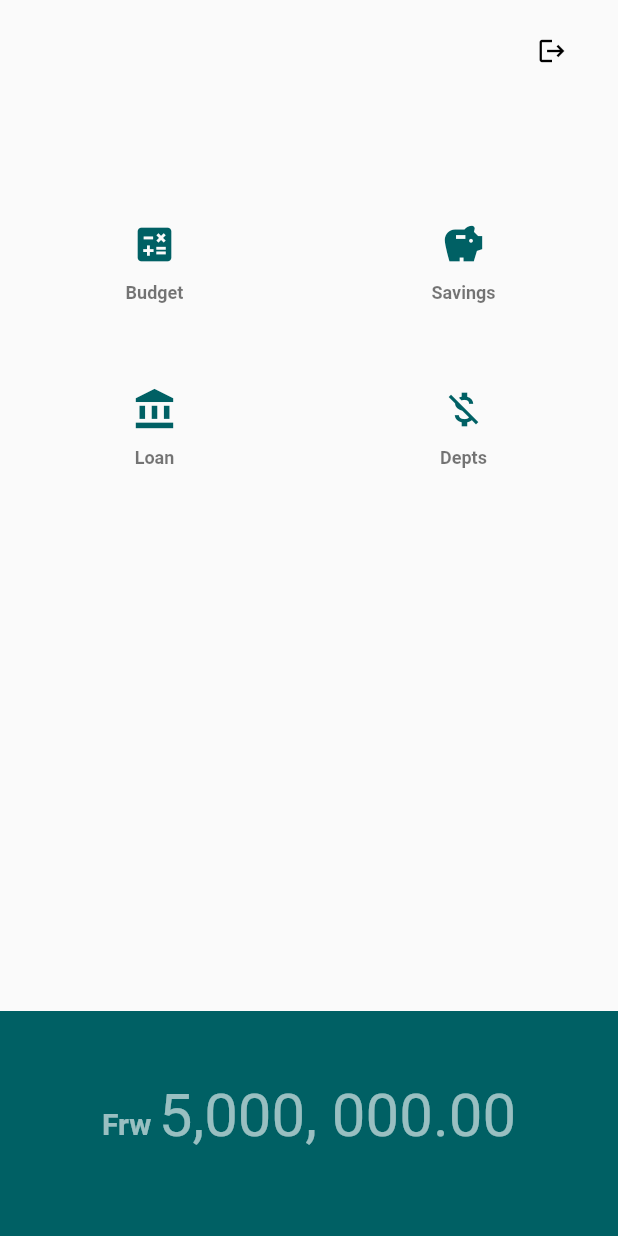
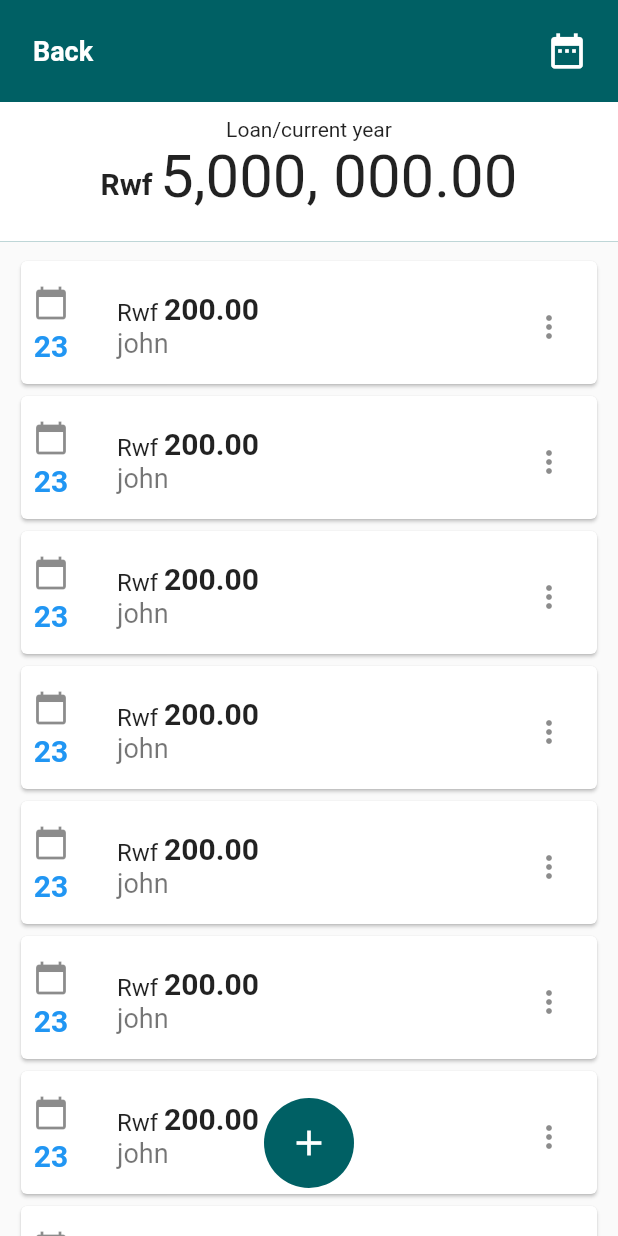
Before and after one commit to UWIMANAThierry/dart, a Flutter app: the HomePage screen opened directly, after a tap on "Loan", on a phone screen of 412 x 824 dp. Run offline on Flutter 3.47's test engine with Material 2 defaults, Android fonts, the phone set to English and light mode, and no system bars.

Commit message:
loan screen

```diff
--- a/lib/screens/pages/home.dart
+++ b/lib/screens/pages/home.dart
@@ -1,5 +1,6 @@
 import 'package:flutter/material.dart';
 import 'package:fuko_app/screens/auth/login.dart';
+import 'package:fuko_app/screens/pages/loan.dart';
 
 class HomePage extends StatefulWidget {
   HomePage({Key? key}) : super(key: key);
@@ -81,7 +82,7 @@ class _HomePageState extends State<HomePage> {
           Container(
             margin: EdgeInsets.only(top: 10),
             child: Text(
-              "Frw",
+              "Rwf",
               style: TextStyle(
                   color: Colors.white60,
                   fontSize: 20,
@@ -191,7 +192,10 @@ class _HomePageState extends State<HomePage> {
                     )
                   ],
                 ),
-                onPressed: () {},
+                onPressed: () {
+                  Navigator.push(context,
+                      MaterialPageRoute(builder: (context) => LoanPage()));
+                },
               ),
             ),
             SizedBox(
--- /dev/null
+++ b/lib/screens/pages/loan.dart
@@ -0,0 +1,201 @@
+import 'package:flutter/material.dart';
+import 'package:fuko_app/screens/pages/home.dart';
+
+class LoanPage extends StatefulWidget {
+  LoanPage({Key? key}) : super(key: key);
+
+  @override
+  _LoanPageState createState() => _LoanPageState();
+}
+
+class _LoanPageState extends State<LoanPage> {
+  @override
+  Widget build(BuildContext context) {
+    return Scaffold(
+      body: SafeArea(
+        child: Stack(
+          children: [
+            amountContent(),
+            Positioned(
+                top: 0,
+                child: Container(
+                  color: Colors.cyan[900],
+                  child: Column(
+                    children: [
+                      Container(
+                          color: Colors.cyan[900],
+                          width: MediaQuery.of(context).size.width,
+                          padding: EdgeInsets.all(10),
+                          child: Row(
+                            mainAxisAlignment: MainAxisAlignment.spaceBetween,
+                            children: [
+                              TextButton(
+                                  onPressed: () {
+                                    Navigator.push(
+                                        context,
+                                        MaterialPageRoute(
+                                            builder: (context) => HomePage()));
+                                  },
+                                  child: Text(
+                                    "Back",
+                                    style: TextStyle(
+                                        color: Colors.white,
+                                        fontWeight: FontWeight.w600,
+                                        fontSize: 18),
+                                  )),
+                              IconButton(
+                                  onPressed: () {},
+                                  icon: Icon(
+                                    Icons.date_range,
+                                    size: 28,
+                                    color: Colors.white,
+                                  ))
+                            ],
+                          )),
+                      Container(
+                        color: Colors.white,
+                        padding: EdgeInsets.only(top: 10),
+                        width: MediaQuery.of(context).size.width,
+                        child: Column(
+                          children: [
+                            Text("Loan/current year"),
+                            Row(
+                              mainAxisAlignment: MainAxisAlignment.center,
+                              children: [
+                                Container(
+                                  margin: EdgeInsets.only(top: 10),
+                                  child: Text(
+                                    "Rwf",
+                                    style: TextStyle(
+                                        color: Colors.black87,
+                                        fontSize: 20,
+                                        fontWeight: FontWeight.w600),
+                                  ),
+                                ),
+                                SizedBox(
+                                  width: 5,
+                                ),
+                                Container(
+                                  child: Text(
+                                    "5,000, 000.00",
+                                    style: TextStyle(
+                                        color: Colors.black87,
+                                        fontSize: 40,
+                                        fontWeight: FontWeight.w400),
+                                  ),
+                                )
+                              ],
+                            ),
+                            SizedBox(
+                              height: 20,
+                            ),
+                          ],
+                        ),
+                      )
+                    ],
+                  ),
+                )),
+            Positioned(
+                bottom: 32,
+                child: Container(
+                  width: MediaQuery.of(context).size.width,
+                  child: Center(
+                    child: Container(
+                      width: 60,
+                      height: 60,
+                      decoration: BoxDecoration(
+                        color: Colors.cyan[900],
+                        borderRadius: BorderRadius.circular(50.0),
+
+                        // border: Border.all(color: Colors.cyan)
+                      ),
+                      child: TextButton(
+                          onPressed: () {},
+                          child: Icon(
+                            Icons.add,
+                            color: Colors.white,
+                            size: 28,
+                          )),
+                    ),
+                  ),
+                ))
+          ],
+        ),
+      ),
+    );
+  }
+
+  Widget amountContent() {
+    return SingleChildScrollView(
+      child: Container(
+        padding: EdgeInsets.only(top: 160),
+        child: Column(
+          children: [displayDetails()],
+        ),
+      ),
+    );
+  }
+
+  Widget displayDetails() {
+    return Container(
+      padding: EdgeInsets.all(10),
+      child: SingleChildScrollView(
+        child: Column(
+          children: [
+            titleContent(),
+            titleContent(),
+            titleContent(),
+            titleContent(),
+            titleContent(),
+            titleContent(),
+            titleContent(),
+            titleContent(),
+            titleContent(),
+            titleContent()
+          ],
+        ),
+      ),
+    );
+  }
+
+  Widget titleContent() {
+    return Container(
+        height: 90,
+        child: Card(
+          child: ListTile(
+            contentPadding: EdgeInsets.all(8),
+            leading: Column(
+              children: [
+                Icon(
+                  Icons.calendar_today,
+                ),
+                SizedBox(
+                  height: 5,
+                ),
+                Text(
+                  "23",
+                  style: TextStyle(
+                      color: Colors.blue,
+                      fontSize: 20,
+                      fontWeight: FontWeight.w600),
+                )
+              ],
+            ),
+            title: Row(
+              children: [
+                Container(margin: EdgeInsets.only(top: 5), child: Text("Rwf ")),
+                Text("200.00",
+                    style:
+                        TextStyle(fontSize: 20, fontWeight: FontWeight.w600)),
+              ],
+            ),
+            subtitle: Text("john",
+                style: TextStyle(fontSize: 18, fontWeight: FontWeight.w400)),
+            trailing: IconButton(
+              onPressed: () {},
+              icon: Icon(Icons.more_vert),
+            ),
+          ),
+        ));
+  }
+}
```
